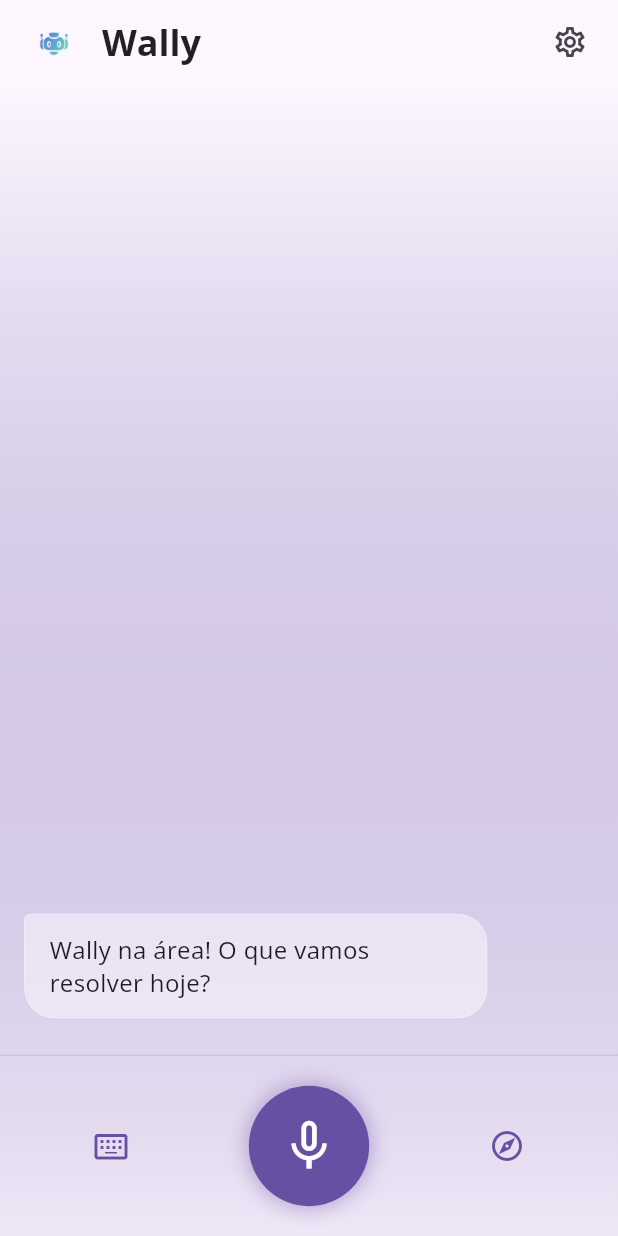
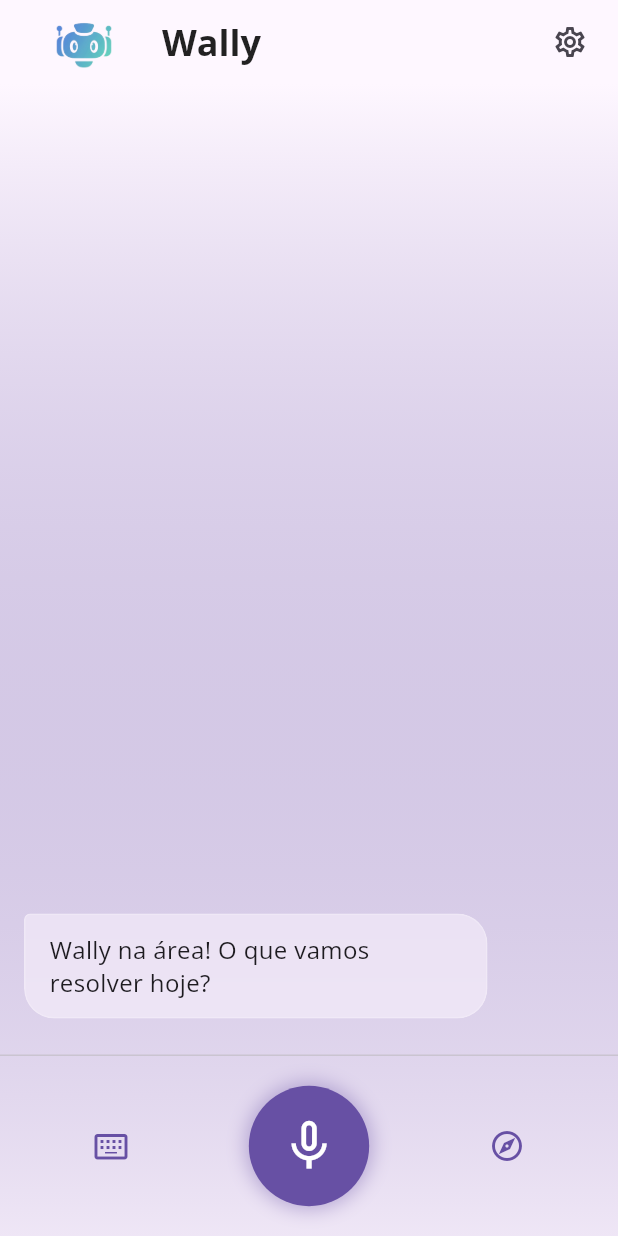
Before and after one commit to hendrilmendes/Wally, a Flutter app: the screen it shows once a user with an empty profile is signed in, on a phone screen of 412 x 824 dp. Run offline on Flutter 3.47's test engine with Material 3 defaults, Android fonts, the light colour scheme and no system bars; drawn by our look-alikes of dynamic_color; our stand-ins replace cached_network_image, connectivity_plus, device_info_plus, firebase_auth, firebase_core, firebase_crashlytics and 15 more; missing offline and left inert: feedback, flutter_email_sender, google_mlkit_language_id, shorebird_code_push, version; accounts and stored records are empty; network calls fail; statements that could not run were skipped; project files that could hold a hidden picture were left out.

Commit message:
Ajuste no tamanho do icone

```diff
--- a/lib/screens/home/home.dart
+++ b/lib/screens/home/home.dart
@@ -473,7 +473,7 @@ class _HomeScreenState extends State<HomeScreen> with TickerProviderStateMixin {
                 },
                 leading: Padding(
                   padding: const EdgeInsets.symmetric(vertical: 24),
-                  child: Image.asset(_iaPhoto, width: 40, height: 40),
+                  child: Image.asset(_iaPhoto, width: 80, height: 80),
                 ),
                 backgroundColor: Colors.transparent,
                 indicatorColor: theme.colorScheme.primary.withOpacity(0.2),
@@ -631,7 +631,7 @@ class _HomeScreenState extends State<HomeScreen> with TickerProviderStateMixin {
         elevation: 0,
         title: Row(
           children: [
-            Image.asset(_iaPhoto, width: 40, height: 40),
+            Image.asset(_iaPhoto, width: 80, height: 80),
             const SizedBox(width: 12),
             Text(
               l10n.appName,
```
Also changed, not shown: 1 other file.
